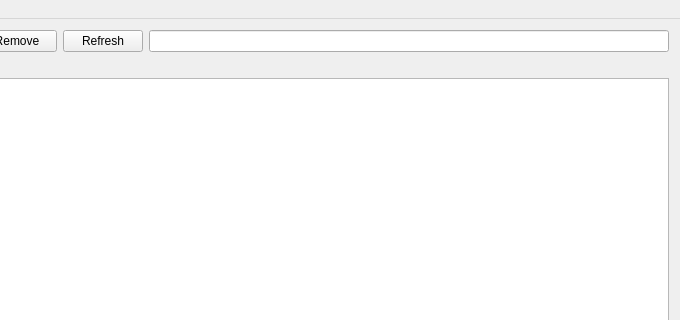
The window that src/ui/ChewingEditor.ui (chewing/chewing-editor) describes before a commit, drawn with Qt 5; both pictures show x 120 to 800 and y 0 to 320 of the 800 by 600 pixel window.
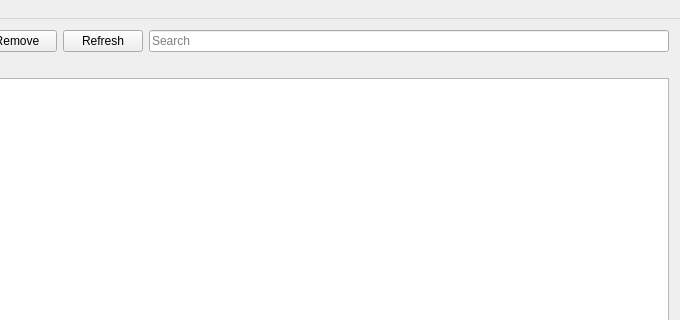
The same window after the commit. Custom widgets are drawn as their Qt base class.

Commit message: Add placeholder text "Search"

What changed in the file:
```diff
--- a/src/ui/ChewingEditor.ui
+++ b/src/ui/ChewingEditor.ui
@@ -43,7 +43,11 @@
      </widget>
     </item>
     <item row="0" column="3">
-     <widget class="QLineEdit" name="userphraseFilter"/>
+     <widget class="QLineEdit" name="userphraseFilter">
+      <property name="placeholderText">
+       <string>Search</string>
+      </property>
+     </widget>
     </item>
     <item row="1" column="0" colspan="4">
      <widget class="Notification" name="notification"/>
```
Left out of the diff: 2 changed lines with no effect on the pictures.
